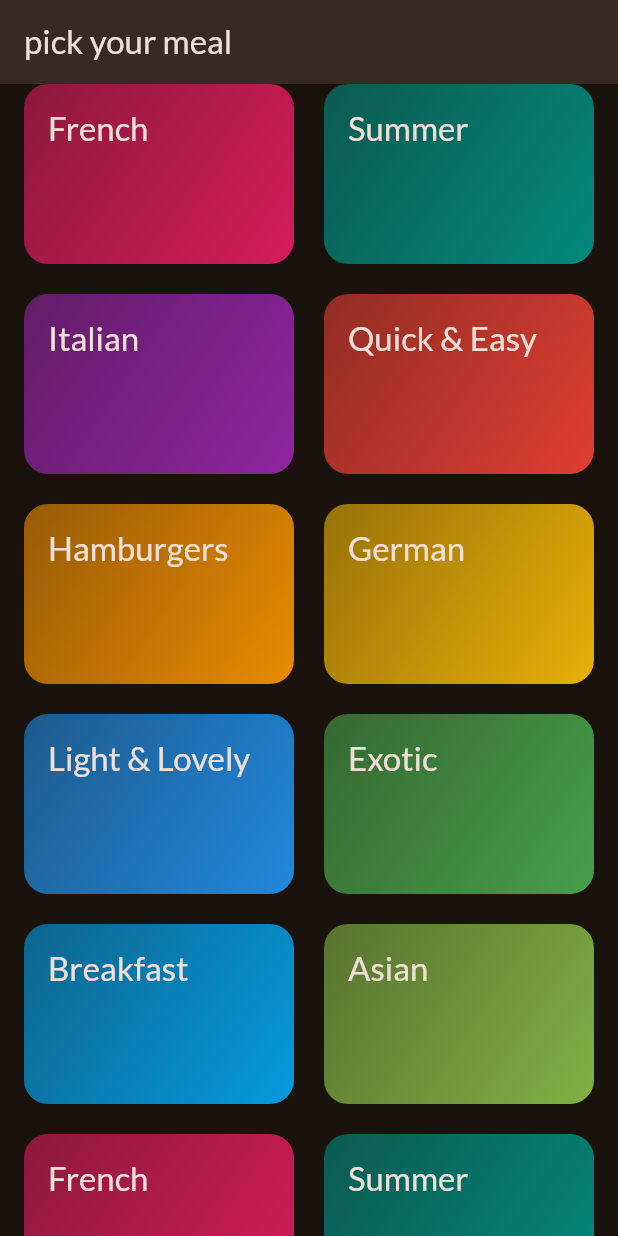
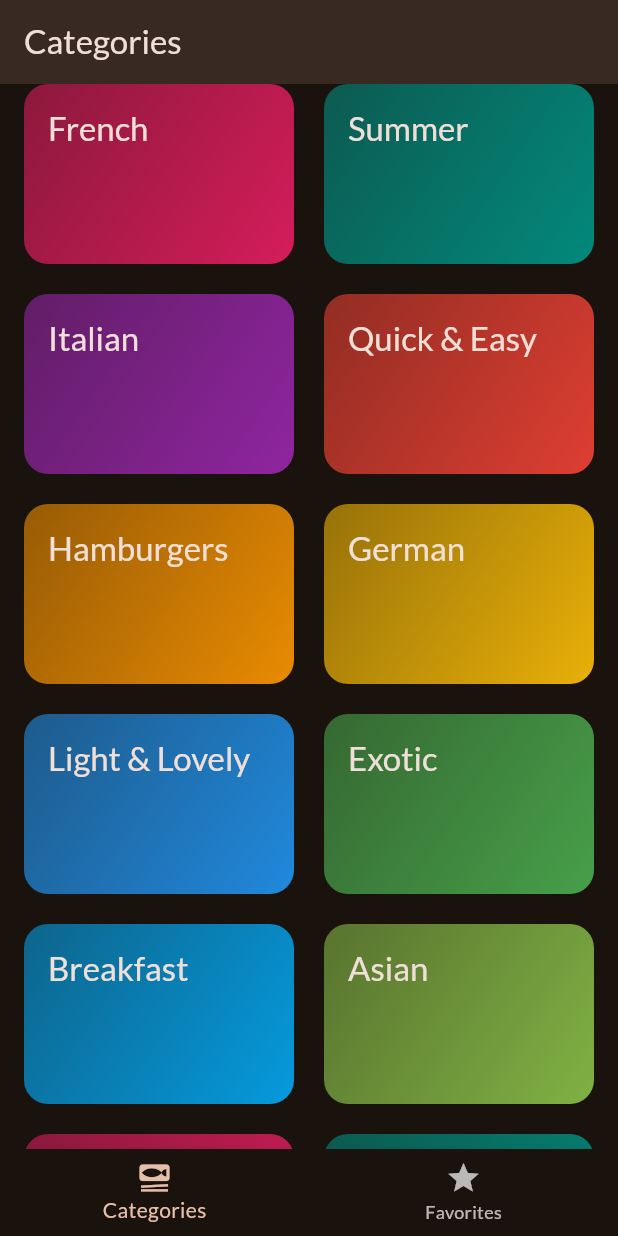
Before and after one commit to Joseph78888/Meals-App, a Flutter app: the screen it shows after launch, scrolled down 576 dp, on a phone screen of 412 x 824 dp. Run offline on Flutter 3.47's test engine with Material 3 defaults, Android fonts, the phone set to English and light mode, and no system bars; our stand-ins replace google_fonts, transparent_image.

Commit message:
feat: implement TabsScreen for navigation and update home screen; enhance MealDetailsScreen layout

```diff
--- a/lib/main.dart
+++ b/lib/main.dart
@@ -1,7 +1,7 @@
 import 'package:flutter/material.dart';
 import 'package:google_fonts/google_fonts.dart';
 
-import 'package:meals/presentaion/screens/categories.dart';
+import 'package:meals/presentaion/screens/tabs.dart';
 
 final theme = ThemeData(
   // useMaterial3: true,
@@ -24,7 +24,7 @@ class App extends StatelessWidget {
     return MaterialApp(
       debugShowCheckedModeBanner: false,
       theme: theme,
-      home: CategoriesScreen(),
+      home: TabsScreen(),
     );
   }
 }
--- a/lib/presentaion/screens/categories.dart
+++ b/lib/presentaion/screens/categories.dart
@@ -25,9 +25,7 @@ class CategoriesScreen extends StatelessWidget {
 
   @override
   Widget build(BuildContext context) {
-    return Scaffold(
-      appBar: AppBar(title: const Text('pick your meal')),
-      body: GridView(
+    return GridView(
       padding: const EdgeInsets.all(16),
       gridDelegate: SliverGridDelegateWithFixedCrossAxisCount(
         crossAxisCount: 2,
@@ -44,7 +42,6 @@ class CategoriesScreen extends StatelessWidget {
             },
           ),
       ],
-      ),
     );
   }
 }
--- /dev/null
+++ b/lib/presentaion/screens/tabs.dart
@@ -0,0 +1,48 @@
+import 'package:flutter/material.dart';
+
+import 'package:meals/presentaion/screens/categories.dart';
+import 'package:meals/presentaion/screens/meals.dart';
+
+class TabsScreen extends StatefulWidget {
+  const TabsScreen({super.key});
+
+  @override
+  State<TabsScreen> createState() => _TabsScreenState();
+}
+
+class _TabsScreenState extends State<TabsScreen> {
+  int _selectedPageIndex = 0;
+
+  void _selectPage(int index) {
+    setState(() {
+      _selectedPageIndex = index;
+    });
+  }
+
+  @override
+  Widget build(BuildContext context) {
+    Widget activePage = CategoriesScreen();
+    var activePageTitle = 'Categories';
+
+    if (_selectedPageIndex == 1) {
+      activePage = MealsScreen(meals: []);
+      activePageTitle = 'Your Favorites';
+    }
+
+    return Scaffold(
+      appBar: AppBar(title: Text(activePageTitle)),
+      body: activePage, // TODO add body based on content,
+      bottomNavigationBar: BottomNavigationBar(
+        currentIndex: _selectedPageIndex,
+        onTap: _selectPage,
+        items: const [
+          BottomNavigationBarItem(
+            icon: Icon(Icons.set_meal),
+            label: 'Categories',
+          ),
+          BottomNavigationBarItem(icon: Icon(Icons.star), label: 'Favorites'),
+        ],
+      ),
+    );
+  }
+}
--- a/lib/presentaion/widgets/meal_item_trait.dart
+++ b/lib/presentaion/widgets/meal_item_trait.dart
@@ -11,7 +11,7 @@ class MealItemTrait extends StatelessWidget {
     return Row(
       children: [
         Icon(icon, size: 17, color: Colors.white),
-        const SizedBox(width: 6),
+        const SizedBox(width: 4),
         Text(label, style: TextStyle(color: Colors.white)),
       ],
     );
```
Also changed, not shown: lib/presentaion/screens/meal_details.dart (+77 -5 lines), lib/presentaion/screens/meals.dart (+15 -6 lines). Lines whose indentation alone changed are shown as unchanged.
